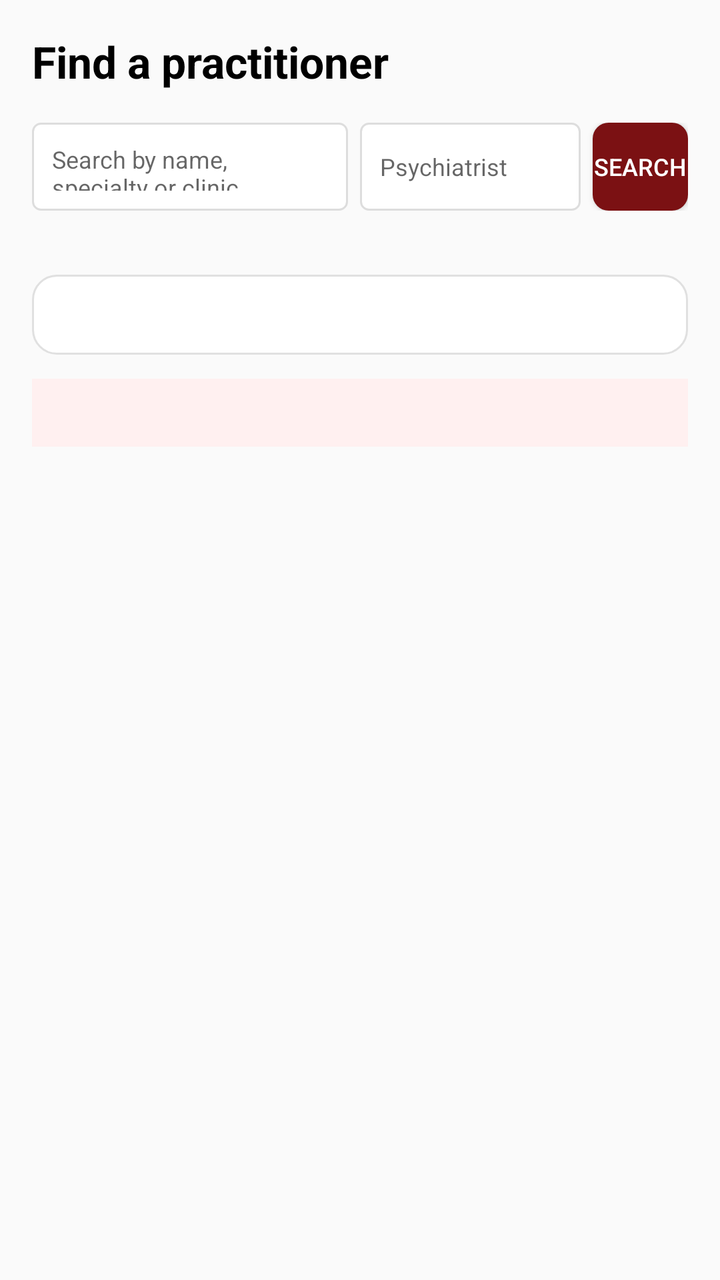
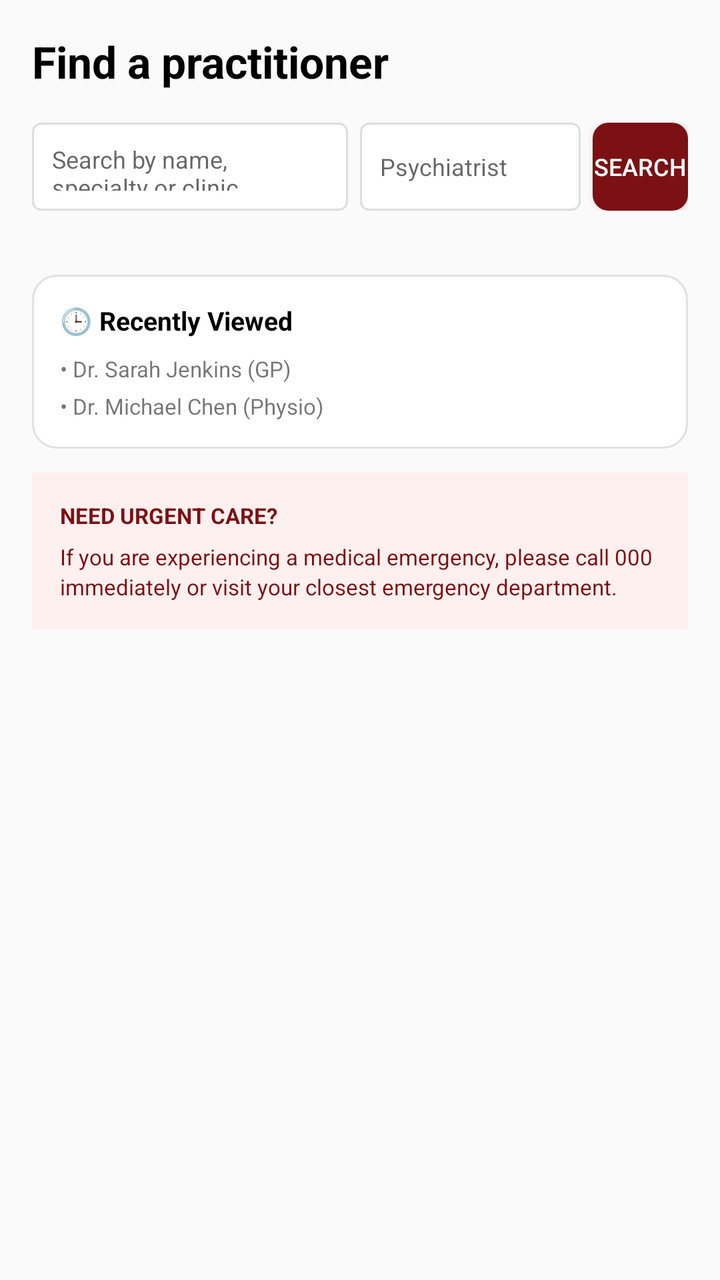

Before-and-after screenshots of an Android layout around one commit, followed by the original layout XML and the change that was made.
<!-- AndroidManifest.xml: application theme Theme.Halaxy_health -->
<!-- res/layout/activity_find_doctor.xml -->
<?xml version="1.0" encoding="utf-8"?>
<ScrollView xmlns:android="http://schemas.android.com/apk/res/android"
    android:layout_width="match_parent"
    android:layout_height="match_parent"
    android:background="#FAFAFA"
    android:fillViewport="true">

    <LinearLayout
        android:layout_width="match_parent"
        android:layout_height="wrap_content"
        android:orientation="vertical"
        android:padding="16dp">

        <TextView
            android:layout_width="wrap_content"
            android:layout_height="wrap_content"
            android:text="Find a practitioner"
            android:textSize="22sp"
            android:textStyle="bold"
            android:textColor="#000"
            android:layout_marginBottom="16dp"/>

        
        <LinearLayout
            android:layout_width="match_parent"
            android:layout_height="wrap_content"
            android:orientation="horizontal"
            android:weightSum="10"
            android:gravity="center_vertical">
            <EditText
                android:id="@+id/edtSearch"
                android:layout_width="0dp"
                android:layout_weight="5"
                android:layout_height="44dp"
                android:background="@drawable/bg_search_white"
                android:hint="Search by name, specialty or clinic."
                android:textSize="12sp"
                android:padding="10dp"
                android:layout_marginEnd="6dp"/>
            <EditText
                android:id="@+id/edtLocation"
                android:layout_width="0dp"
                android:layout_weight="3.5"
                android:layout_height="44dp"
                android:background="@drawable/bg_search_white"
                android:hint="Psychiatrist"
                android:textSize="12sp"
                android:padding="10dp"
                android:layout_marginEnd="6dp"/>
            <Button
                android:id="@+id/btnSearch"
                android:layout_width="0dp"
                android:layout_weight="1.5"
                android:layout_height="44dp"
                android:text="Search"
                android:background="@drawable/bg_button_maroon"
                android:textColor="#FFFFFF"
                android:textSize="12sp"/>
        </LinearLayout>

        
        <androidx.recyclerview.widget.RecyclerView
            android:id="@+id/recDoctors"
            android:layout_width="match_parent"
            android:layout_height="wrap_content"
            android:layout_marginTop="16dp"/>


        <LinearLayout
            android:layout_width="match_parent"
            android:layout_height="wrap_content"
            android:orientation="vertical"
            android:layout_marginTop="16dp">

            <LinearLayout
                android:layout_width="match_parent"
                android:layout_height="wrap_content"
                android:background="@drawable/bg_small_card"
                android:orientation="vertical"
                android:padding="14dp">
                <TextView
                    android:text="🕒 Recently Viewed"
                    android:textStyle="bold"
                    android:textSize="13sp"
                    android:textColor="#000"/>
                <TextView
                    android:id="@+id/txtRecent1"
                    android:text="• Dr. Sarah Jenkins (GP)"
                    android:textSize="11sp"
                    android:layout_marginTop="8dp"/>
                <TextView
                    android:id="@+id/txtRecent2"
                    android:text="• Dr. Michael Chen (Physio)"
                    android:textSize="11sp"
                    android:layout_marginTop="4dp"/>
            </LinearLayout>

            <LinearLayout
                android:layout_width="match_parent"
                android:layout_height="wrap_content"
                android:background="#FFF0F0"
                android:orientation="vertical"
                android:padding="14dp"
                android:layout_marginTop="12dp">
                <TextView
                    android:text="NEED URGENT CARE?"
                    android:textSize="11sp"
                    android:textStyle="bold"
                    android:textColor="#7B1113"/>
                <TextView
                    android:text="If you are experiencing a medical emergency, please call 000 immediately or visit your closest emergency department."
                    android:textSize="11sp"
                    android:textColor="#7B1113"
                    android:layout_marginTop="6dp"
                    android:lineSpacingExtra="2dp"/>
            </LinearLayout>

        </LinearLayout>

    </LinearLayout>
</ScrollView>
<!-- resources referenced by this layout -->
<resources>
  <!-- drawable bg_button_maroon (drawable) -->
  <?xml version="1.0" encoding="utf-8"?>
  <shape xmlns:android="http://schemas.android.com/apk/res/android">
      <solid android:color="#7B1113" />
      <corners android:radius="8dp" />
  </shape>
  <!-- drawable bg_search_white (drawable) -->
  <?xml version="1.0" encoding="utf-8"?>
  <shape xmlns:android="http://schemas.android.com/apk/res/android">
      <solid android:color="#FFF"/>
      <stroke android:width="1dp" android:color="#DDD"/>
      <corners android:radius="4dp"/>
  </shape>
  <!-- drawable bg_small_card (drawable) -->
  <shape xmlns:android="http://schemas.android.com/apk/res/android">
      <solid android:color="#FFFFFF"/>
      <stroke android:width="1dp" android:color="#E0E0E0"/>
      <corners android:radius="12dp"/>
  </shape>
  <style name="Theme.Halaxy_health" parent="Theme.AppCompat.Light.NoActionBar">
          <item name="colorPrimary">#1A237E</item>
          <item name="colorPrimaryDark">#7B1113</item>
          <item name="colorAccent">#D32F2F</item>
      </style>
</resources>

<!-- the commit's change to res/layout/activity_find_doctor.xml (unified diff, before → after) -->
@@ -79,17 +79,23 @@
                 android:orientation="vertical"
                 android:padding="14dp">
                 <TextView
+                    android:layout_width="wrap_content"
+                    android:layout_height="wrap_content"
                     android:text="🕒 Recently Viewed"
                     android:textStyle="bold"
                     android:textSize="13sp"
                     android:textColor="#000"/>
                 <TextView
+                    android:layout_width="wrap_content"
+                    android:layout_height="wrap_content"
                     android:id="@+id/txtRecent1"
                     android:text="• Dr. Sarah Jenkins (GP)"
                     android:textSize="11sp"
                     android:layout_marginTop="8dp"/>
                 <TextView
                     android:id="@+id/txtRecent2"
+                    android:layout_width="wrap_content"
+                    android:layout_height="wrap_content"
                     android:text="• Dr. Michael Chen (Physio)"
                     android:textSize="11sp"
                     android:layout_marginTop="4dp"/>
@@ -103,11 +109,15 @@
                 android:padding="14dp"
                 android:layout_marginTop="12dp">
                 <TextView
+                    android:layout_width="wrap_content"
+                    android:layout_height="wrap_content"
                     android:text="NEED URGENT CARE?"
                     android:textSize="11sp"
                     android:textStyle="bold"
                     android:textColor="#7B1113"/>
                 <TextView
+                    android:layout_width="wrap_content"
+                    android:layout_height="wrap_content"
                     android:text="If you are experiencing a medical emergency, please call 000 immediately or visit your closest emergency department."
                     android:textSize="11sp"
                     android:textColor="#7B1113"
